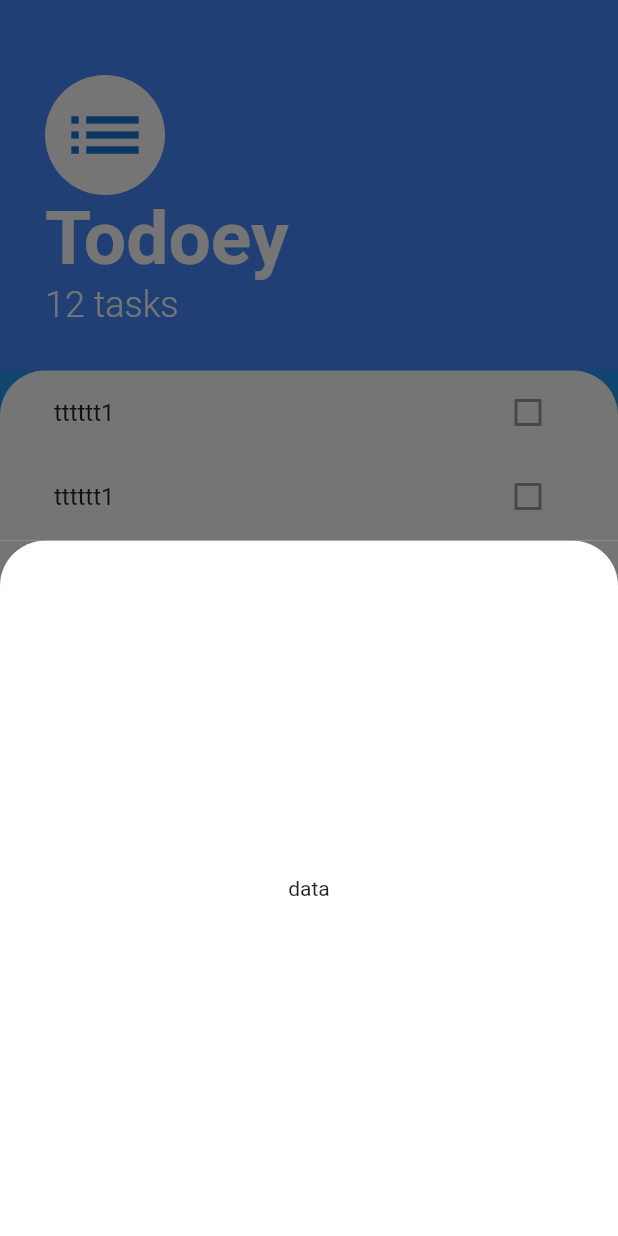
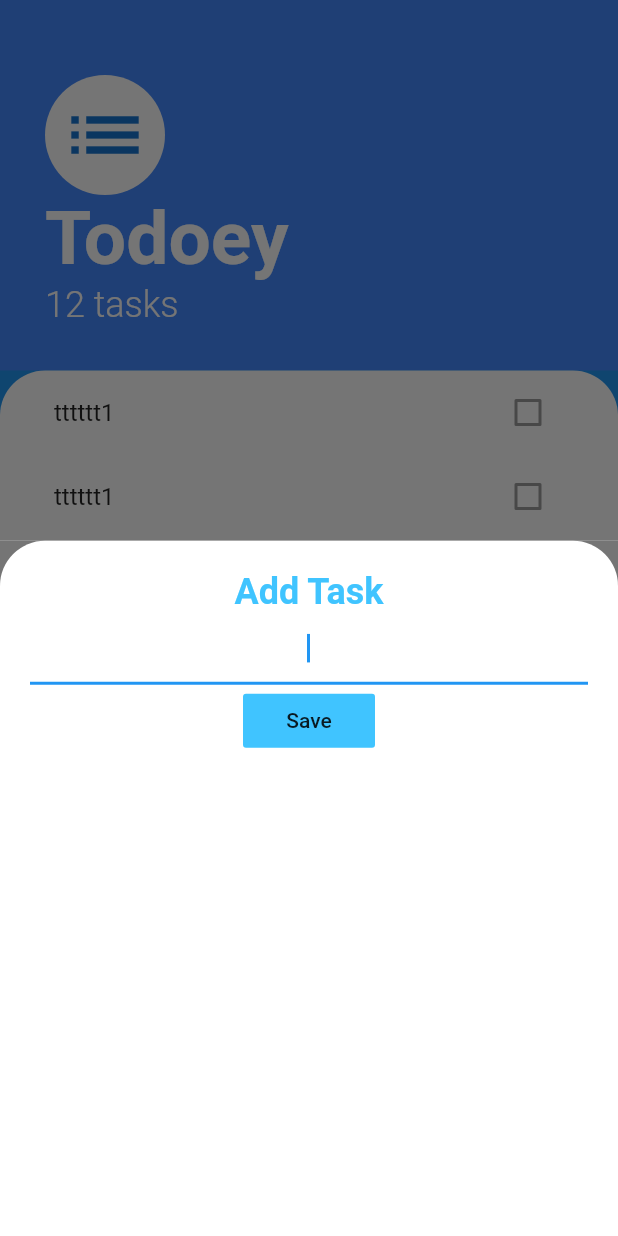
Before and after one commit to jerry1101/todoey_init_flutter, a Flutter app: the screen it shows after launch, after a tap on the "add" icon, on a phone screen of 412 x 824 dp. Run offline on Flutter 3.47's test engine with Material 2 defaults, Android fonts, the phone set to English and light mode, and no system bars.

```diff
--- a/lib/widgets/add_task_sheet.dart
+++ b/lib/widgets/add_task_sheet.dart
@@ -11,10 +11,30 @@ class AddTaskSheet extends StatelessWidget {
         decoration: BoxDecoration(
             color: Colors.white,
             borderRadius: BorderRadius.only(
-              topLeft: Radius.circular(30),
-              topRight: Radius.circular(30))),
-        child: Center(
-          child: Text('data'),
+                topLeft: Radius.circular(30), topRight: Radius.circular(30))),
+        child: Padding(
+          padding: const EdgeInsets.all(20.0),
+          child: Column(
+            children: <Widget>[
+              Text(
+                'Add Task',
+                style: TextStyle(
+                    fontWeight: FontWeight.bold,
+                    fontSize: 24,
+                    color: Colors.lightBlueAccent),
+              ),
+              TextField(
+                autofocus: true,
+                textAlign: TextAlign.center,
+              ),
+              FlatButton(
+                color: Colors.lightBlueAccent,
+                  onPressed: () {
+// todo
+                  },
+                  child: Text('Save'))
+            ],
+          ),
         ),
       ),
     );
```
